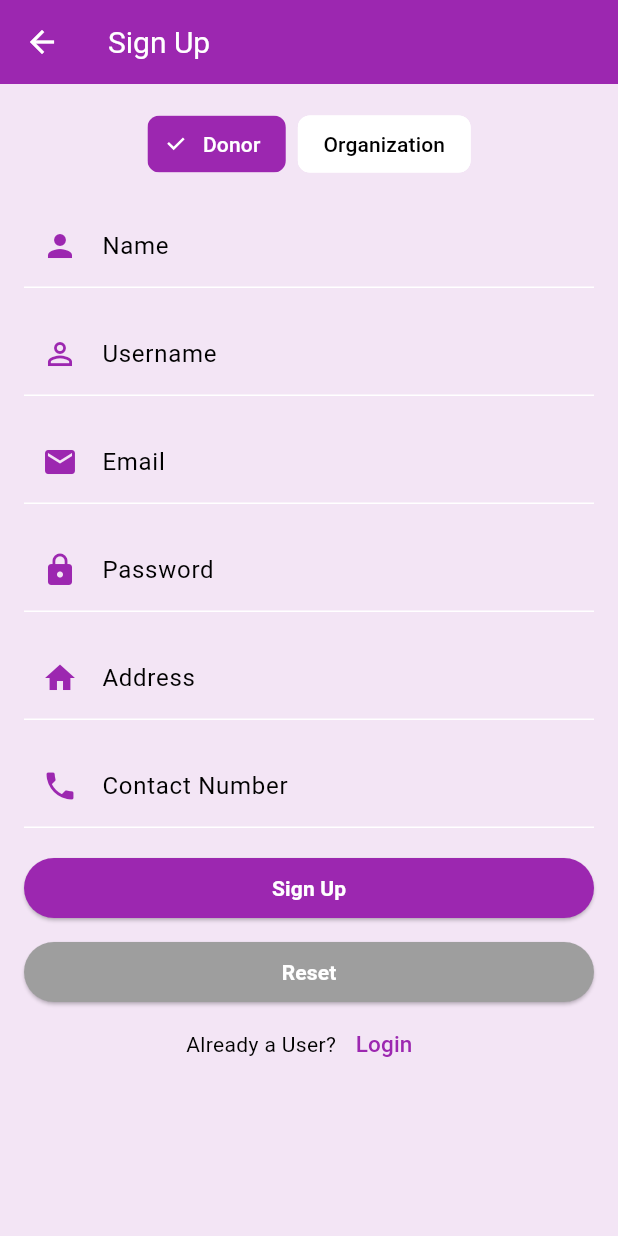
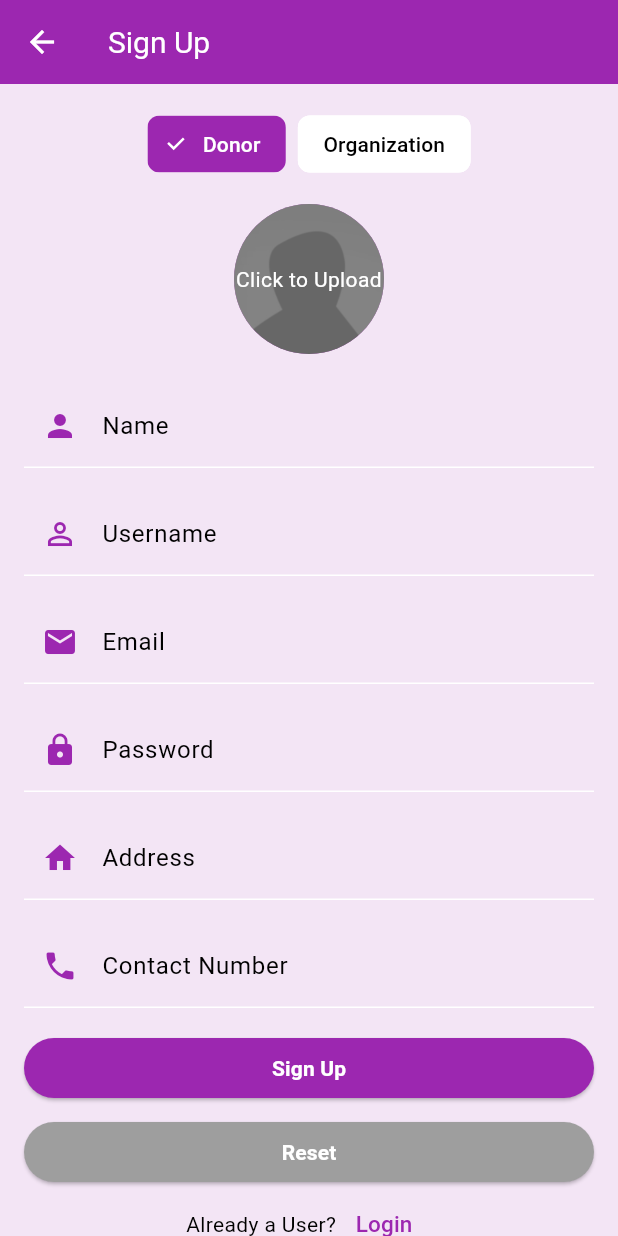
Before and after one commit to ICS-CMSC-23/Elbi-Donation-System, a Flutter app: the screen it shows after launch, after a tap on "Login", after a tap on "Create Account", on a phone screen of 412 x 824 dp. Run offline on Flutter 3.47's test engine with Material 3 defaults, Android fonts, the phone set to English and light mode, and no system bars; our stand-ins replace cloud_firestore, firebase_auth, firebase_core, image_picker; accounts and stored records are empty.

Commit message:
feat: display picture and multiple images

```diff
--- a/lib/screens/add_donation_drive.dart
+++ b/lib/screens/add_donation_drive.dart
@@ -120,7 +120,7 @@ class _AddDonationDriveState extends State<AddDonationDrive> {
                     });
                   }
                 },
-                child: const Text('Pick Image'),
+                child: const Text('Upload Image'),
               ),
               const SizedBox(height: 20),
               Row(
--- a/lib/screens/log_in_page.dart
+++ b/lib/screens/log_in_page.dart
@@ -1,9 +1,8 @@
-import 'package:elbi_donation_system/providers/auth_provider.dart';
 import 'package:elbi_donation_system/providers/user_list_provider.dart';
 import 'package:flutter/material.dart';
 import 'package:provider/provider.dart';
-
 import '../models/user_model.dart';
+import '../providers/auth_provider.dart';
 
 class LoginPage extends StatefulWidget {
   const LoginPage({super.key});
@@ -13,10 +12,10 @@ class LoginPage extends StatefulWidget {
 }
 
 class _LoginPageState extends State<LoginPage> {
-  // ignore: unused_field
   final _formKey = GlobalKey<FormState>();
   final TextEditingController _emailController = TextEditingController();
   final TextEditingController _passwordController = TextEditingController();
+  String? errorMessage;
 
   @override
   void initState() {
@@ -50,11 +49,53 @@ class _LoginPageState extends State<LoginPage> {
     );
   }
 
+  Future<void> _login() async {
+    if (_formKey.currentState!.validate()) {
+      String? error = await context
+          .read<AuthProvider>()
+          .signIn(_emailController.text, _passwordController.text);
+
+      if (error == null) {
+        if (context.read<AuthProvider>().currentUser.role != "guest") {
+          User currentUser = context.read<AuthProvider>().currentUser;
+          context.read<UserListProvider>().changeCurrentUser(currentUser.email);
+          Navigator.pushNamed(context, "/");
+        }
+      } else {
+        setState(() {
+          errorMessage = "Incorrect email/password";
+        });
+      }
+
+      // if (_formKey.currentState!.validate()) {
+
+      //   final userListProvider =
+      //       Provider.of<UserListProvider>(context, listen: false);
+      //   final User user =
+      //       userListProvider.changeCurrentUser(_emailController.text);
+      //   if (user.email != _emailController.text) {
+      //     setState(() {
+      //       errorMessage = 'Account does not exist';
+      //     });
+      //   } else if (user.password != _passwordController.text) {
+      //     setState(() {
+      //       errorMessage = 'Incorrect password';
+      //     });
+      //   } else if (user.role == 'org') {
+      //     Navigator.pushReplacementNamed(context, '/org_homepage');
+      //   } else if (user.role == 'admin') {
+      //     Navigator.pushReplacementNamed(context, '/admin_homepage');
+      //   } else {
+      //     Navigator.pushReplacementNamed(context, '/donor_homepage');
+      //   }
+    }
+  }
+
   @override
   Widget build(BuildContext context) {
     return Scaffold(
       appBar: AppBar(
-        automaticallyImplyLeading: false, // to remove back button
+        automaticallyImplyLeading: false,
         title: const Text("Log In"),
       ),
       body: SingleChildScrollView(
@@ -73,7 +114,6 @@ class _LoginPageState extends State<LoginPage> {
                   ),
                 ),
                 Padding(
-                  //padding: const EdgeInsets.only(left:15.0,right: 15.0,top:0,bottom: 0),
                   padding: const EdgeInsets.symmetric(horizontal: 15),
                   child: TextFormField(
                     controller: _emailController,
@@ -96,7 +136,6 @@ class _LoginPageState extends State<LoginPage> {
                 Padding(
                   padding: const EdgeInsets.only(
                       left: 15.0, right: 15.0, top: 15, bottom: 0),
-                  //padding: EdgeInsets.symmetric(horizontal: 15),
                   child: TextFormField(
                     controller: _passwordController,
                     obscureText: true,
@@ -113,30 +152,21 @@ class _LoginPageState extends State<LoginPage> {
                     },
                   ),
                 ),
-                const SizedBox(
-                  height: 20,
-                ),
+                const SizedBox(height: 20),
+                if (errorMessage != null) ...[
+                  Text(
+                    errorMessage!,
+                    style: const TextStyle(color: Colors.red),
+                  ),
+                  const SizedBox(height: 10),
+                ],
                 Container(
                   height: 50,
                   width: 250,
                   decoration:
                       BoxDecoration(borderRadius: BorderRadius.circular(20)),
                   child: ElevatedButton(
-                    onPressed: () {
-                      if (_formKey.currentState!.validate()) {
-                        context.read<AuthProvider>().signIn(
-                            _emailController.text, _passwordController.text);
-                        if (context.read<AuthProvider>().currentUser.role !=
-                            "guest") {
-                          User currentUser =
-                              context.read<AuthProvider>().currentUser;
-                          context
-                              .read<UserListProvider>()
-                              .changeCurrentUser(currentUser.email);
-                          Navigator.pushNamed(context, "/");
-                        }
-                      }
-                    },
+                    onPressed: _login,
                     style: ElevatedButton.styleFrom(
                       backgroundColor: Theme.of(context).primaryColor,
                       elevation: 0,
@@ -147,9 +177,7 @@ class _LoginPageState extends State<LoginPage> {
                     ),
                   ),
                 ),
-                const SizedBox(
-                  height: 5,
-                ),
+                const SizedBox(height: 5),
                 TextButton(
                   onPressed: _forgotPassword,
                   child: Text(
--- a/lib/screens/sign_up_page.dart
+++ b/lib/screens/sign_up_page.dart
@@ -1,14 +1,9 @@
 import 'dart:io';
-import 'package:elbi_donation_system/models/user_model.dart';
-import 'package:elbi_donation_system/providers/auth_provider.dart';
+import 'package:flutter/material.dart';
 import 'package:image_picker/image_picker.dart';
 import 'package:provider/provider.dart';
-import '../components/main_drawer.dart';
-import '../models/route_model.dart';
-import 'donor_home_page.dart';
-import 'log_in_page.dart';
-import 'org_home_page.dart';
-import 'package:flutter/material.dart';
+import '../models/user_model.dart' as user_model;
+import '../providers/auth_provider.dart';
 
 class SignUpPage extends StatefulWidget {
   const SignUpPage({super.key});
@@ -27,14 +22,25 @@ class _SignUpPageState extends State<SignUpPage> {
   final TextEditingController contactNumberController = TextEditingController();
   final TextEditingController orgNameController = TextEditingController();
   bool isDonor = true;
-  File? _image;
+  String? _imagePath;
+  List<File> _orgImages = [];
+  String? errorMessage;
 
   Future<void> _pickImage() async {
-    final ImagePicker picker = ImagePicker();
-    final XFile? image = await picker.pickImage(source: ImageSource.gallery);
-    if (image != null) {
+    final pickedFile =
+        await ImagePicker().pickImage(source: ImageSource.gallery);
+    if (pickedFile != null) {
       setState(() {
-        _image = File(image.path);
+        _imagePath = pickedFile.path;
+      });
+    }
+  }
+
+  Future<void> _pickMultipleImages() async {
+    final List<XFile>? pickedFiles = await ImagePicker().pickMultiImage();
+    if (pickedFiles != null && pickedFiles.isNotEmpty) {
+      setState(() {
+        _orgImages.addAll(pickedFiles.map((file) => File(file.path)));
       });
     }
   }
@@ -48,9 +54,9 @@ class _SignUpPageState extends State<SignUpPage> {
     addressController.clear();
     contactNumberController.clear();
     orgNameController.clear();
-    // proofController.clear();
     setState(() {
-      _image = null;
+      _imagePath = null;
+      _orgImages.clear();
     });
   }
 
@@ -94,6 +100,44 @@ class _SignUpPageState extends State<SignUpPage> {
                   ],
                 ),
                 const SizedBox(height: 16),
+                GestureDetector(
+                  onTap: _pickImage,
+                  child: Stack(
+                    alignment: Alignment.center,
+                    children: [
+                      _imagePath != null
+                          ? CircleAvatar(
+                              radius: 50,
+                              backgroundImage: FileImage(File(_imagePath!)),
+                            )
+                          : const CircleAvatar(
+                              radius: 50,
+                              backgroundImage: AssetImage(
+                                  'assets/images/portrait-placeholder.jpg'),
+                            ),
+                      if (_imagePath == null)
+                        Container(
+                          width: 100,
+                          height: 100,
+                          decoration: const BoxDecoration(
+                            color: Colors.black45,
+                            shape: BoxShape.circle,
+                          ),
+                          child: const Center(
+                            child: Text(
+                              'Click to Upload',
+                              textAlign: TextAlign.center,
+                              style: TextStyle(
+                                color: Colors.white,
+                                fontSize: 14,
+                              ),
+                            ),
+                          ),
+                        ),
+                    ],
+                  ),
+                ),
+                const SizedBox(height: 20),
                 if (isDonor) ...[
                   TextFormField(
                     controller: nameController,
@@ -136,18 +180,18 @@ class _SignUpPageState extends State<SignUpPage> {
                       return null;
                     },
                   ),
-                  const SizedBox(height: 16),
-                  GestureDetector(
-                    onTap: _pickImage,
-                    child: Container(
-                      height: 150,
-                      width: 150,
-                      color: Colors.grey[300],
-                      child: _image != null
-                          ? Image.file(_image!, fit: BoxFit.cover)
-                          : const Icon(Icons.camera_alt, color: Colors.grey),
-                    ),
-                  ),
+                  // const SizedBox(height: 16),
+                  // GestureDetector(
+                  //   onTap: _pickImage,
+                  //   child: Container(
+                  //     height: 150,
+                  //     width: 150,
+                  //     color: Colors.grey[300],
+                  //     child: _image != null
+                  //         ? Image.file(_image!, fit: BoxFit.cover)
+                  //         : const Icon(Icons.camera_alt, color: Colors.grey),
+                  //   ),
+                  // ),
                 ],
                 const SizedBox(height: 16),
                 TextFormField(
@@ -206,30 +250,68 @@ class _SignUpPageState extends State<SignUpPage> {
                     return null;
                   },
                 ),
+                if (!isDonor) ...[
                   const SizedBox(height: 16),
                   ElevatedButton(
-                  onPressed: () {
+                    onPressed: _pickMultipleImages,
+                    child: const Text('Upload Proof of Legitimacy'),
+                  ),
+                  if (_orgImages.isNotEmpty) const SizedBox(height: 16),
+                  GridView.builder(
+                    shrinkWrap: true,
+                    physics: const NeverScrollableScrollPhysics(),
+                    gridDelegate:
+                        const SliverGridDelegateWithFixedCrossAxisCount(
+                      crossAxisCount: 3,
+                      crossAxisSpacing: 8,
+                      mainAxisSpacing: 8,
+                    ),
+                    itemCount: _orgImages.length,
+                    itemBuilder: (context, index) {
+                      return ClipRRect(
+                        borderRadius: BorderRadius.circular(8.0),
+                        child: Image.file(
+                          _orgImages[index],
+                          fit: BoxFit.cover,
+                        ),
+                      );
+                    },
+                  ),
+                ],
+                const SizedBox(height: 16),
+                ElevatedButton(
+                  onPressed: () async {
                     if (_formKey.currentState!.validate()) {
-                      context.read<AuthProvider>().signUp(User(
+                      user_model.User newUser = user_model.User(
                         name: isDonor
                             ? nameController.text
                             : orgNameController.text,
                         username: userNameController.text,
                         email: emailController.text,
-                            password: passwordController
-                                .text, // Don't store password locally
+                        password: passwordController.text,
                         address: [addressController.text],
                         contactNo: contactNumberController.text,
                         role: isDonor ? "donor" : "organization",
-                            profilePhoto:
-                                "https://i.pinimg.com/originals/f5/24/e1/f524e1e728b829b039c84f5ee4f1478a.webp",
+                        profilePhoto: _imagePath != null
+                            ? _imagePath!
+                            : 'assets/images/portrait-placeholder.jpg',
                         about: "A donor na igop",
                         proofsOfLegitimacy: [
                           "https://i.pinimg.com/originals/f5/24/e1/f524e1e728b829b039c84f5ee4f1478a.webp"
                         ],
                         isApproved: false,
                         isOpenForDonation: false,
-                          ));
+                      );
+                      String? error =
+                          await context.read<AuthProvider>().signUp(newUser);
+
+                      if (error == null) {
+                        Navigator.pushReplacementNamed(context, "/login");
+                      } else {
+                        setState(() {
+                          errorMessage = error;
+                        });
+                      }
                     }
                   },
                   child: const Text(
@@ -254,6 +336,15 @@ class _SignUpPageState extends State<SignUpPage> {
                     ),
                   ),
                 ),
+                if (errorMessage != null) ...[
+                  const SizedBox(height: 16),
+                  Center(
+                    child: Text(
+                      errorMessage!,
+                      style: const TextStyle(color: Colors.red),
+                    ),
+                  )
+                ],
                 Row(
                   mainAxisAlignment: MainAxisAlignment.center,
                   children: <Widget>[
```
Lines whose indentation alone changed are shown as unchanged.
